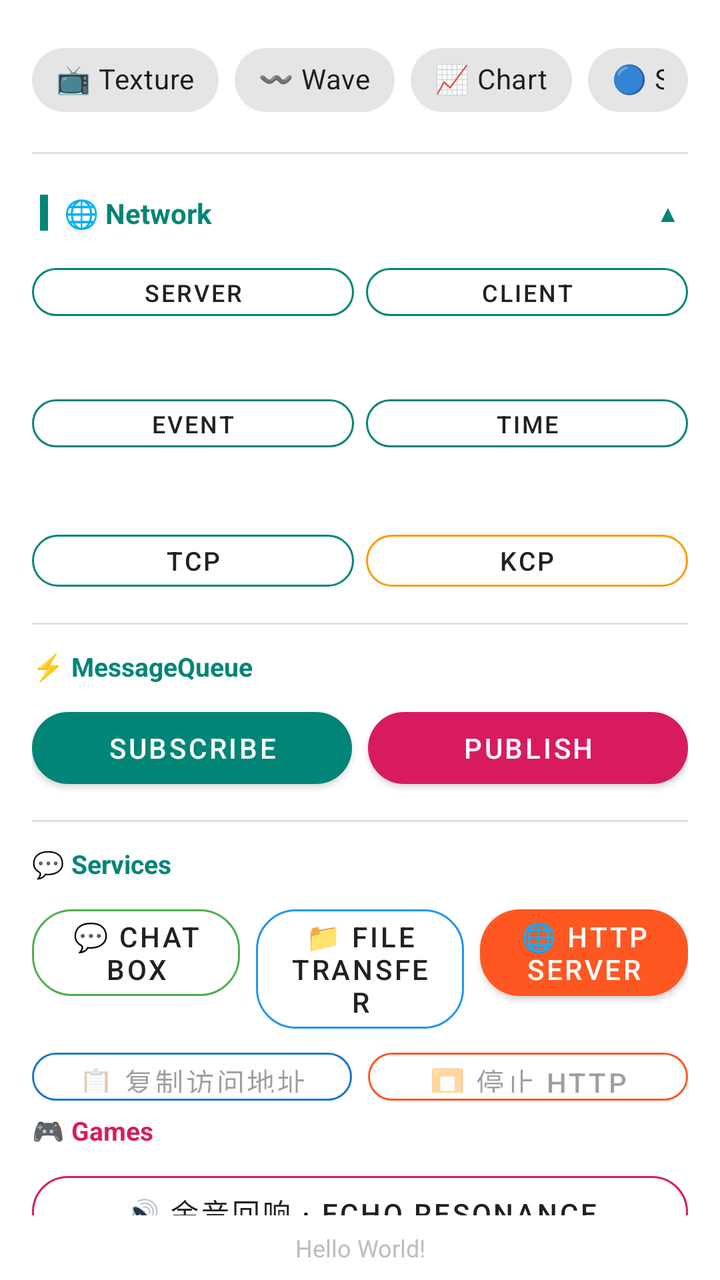
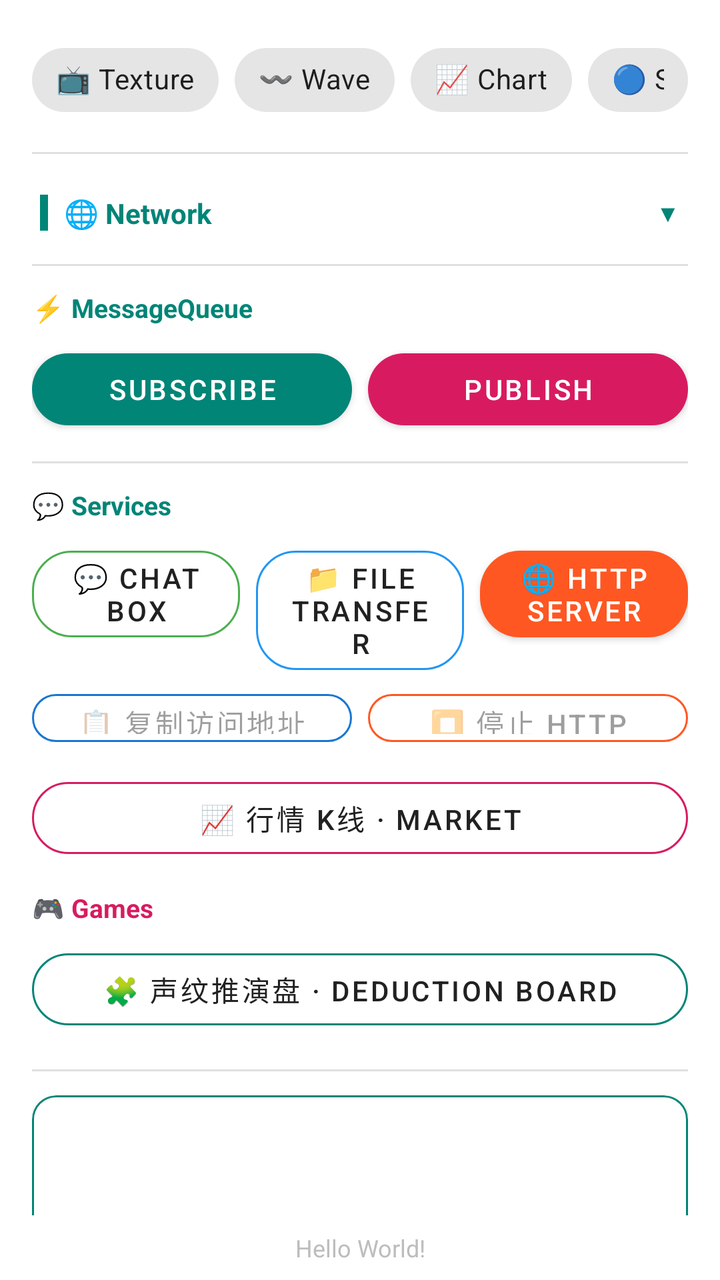

An Android layout rendered at two revisions. The XML below is the earlier revision; the diff shows what the commit changed to produce the second picture.
<!-- AndroidManifest.xml: activity theme Theme.MaterialComponents.DayNight.DarkActionBar -->
<!-- res/layout/activity_select.xml -->
<?xml version="1.0" encoding="utf-8"?>
<LinearLayout xmlns:android="http://schemas.android.com/apk/res/android"
    xmlns:app="http://schemas.android.com/apk/res-auto"
    xmlns:tools="http://schemas.android.com/tools"
    android:layout_width="match_parent"
    android:layout_height="match_parent"
    android:orientation="vertical">

    <ScrollView
        android:layout_width="match_parent"
        android:layout_height="0dp"
        android:layout_weight="1"
        android:fillViewport="true"
        android:scrollbars="none"
        tools:context=".activity.MainActivity"
        tools:ignore="MissingClass">

        <LinearLayout
            android:layout_width="match_parent"
            android:layout_height="wrap_content"
            android:orientation="vertical"
            android:padding="16dp">

            
            <LinearLayout
                android:layout_width="match_parent"
                android:layout_height="wrap_content"
                android:layout_marginBottom="12dp"
                android:gravity="center"
                android:orientation="horizontal">

                <com.google.android.material.chip.Chip
                    android:id="@+id/btn_texture"
                    style="@style/Widget.MaterialComponents.Chip.Action"
                    android:layout_width="wrap_content"
                    android:layout_height="wrap_content"
                    android:layout_marginEnd="8dp"
                    android:checkable="false"
                    android:clickable="true"
                    android:focusable="true"
                    android:text="@string/texture"
                    app:chipIconVisible="false"
                    app:rippleColor="@color/colorPrimary" />

                <com.google.android.material.chip.Chip
                    android:id="@+id/btn_wave"
                    style="@style/Widget.MaterialComponents.Chip.Action"
                    android:layout_width="wrap_content"
                    android:layout_height="wrap_content"
                    android:layout_marginEnd="8dp"
                    android:checkable="false"
                    android:clickable="true"
                    android:focusable="true"
                    android:text="@string/wave"
                    app:chipIconVisible="false"
                    app:rippleColor="@color/colorPrimary" />

                <com.google.android.material.chip.Chip
                    android:id="@+id/btn_chart"
                    style="@style/Widget.MaterialComponents.Chip.Action"
                    android:layout_width="wrap_content"
                    android:layout_height="wrap_content"
                    android:layout_marginEnd="8dp"
                    android:checkable="false"
                    android:clickable="true"
                    android:focusable="true"
                    android:text="@string/chart"
                    app:chipIconVisible="false"
                    app:rippleColor="@color/colorPrimary" />

                <com.google.android.material.chip.Chip
                    android:id="@+id/btn_bluetooth"
                    style="@style/Widget.MaterialComponents.Chip.Action"
                    android:layout_width="wrap_content"
                    android:layout_height="wrap_content"
                    android:checkable="false"
                    android:clickable="true"
                    android:focusable="true"
                    android:text="@string/bluetooth"
                    app:chipIconVisible="false"
                    app:rippleColor="@color/colorAccent" />
            </LinearLayout>

            
            <View
                android:layout_width="match_parent"
                android:layout_height="1dp"
                android:layout_marginBottom="12dp"
                android:background="#E0E0E0" />

            
            <LinearLayout
                android:id="@+id/network_header"
                android:layout_width="match_parent"
                android:layout_height="wrap_content"
                android:layout_marginBottom="4dp"
                android:gravity="center_vertical"
                android:orientation="horizontal"
                android:clickable="true"
                android:focusable="true"
                android:background="?android:attr/selectableItemBackground"
                android:paddingVertical="8dp"
                android:paddingHorizontal="4dp">

                <View
                    android:layout_width="4dp"
                    android:layout_height="18dp"
                    android:layout_marginEnd="8dp"
                    android:background="@color/colorPrimary" />

                <TextView
                    android:layout_width="0dp"
                    android:layout_height="wrap_content"
                    android:layout_weight="1"
                    android:text="@string/section_network"
                    android:textColor="@color/colorPrimary"
                    android:textSize="14sp"
                    android:textStyle="bold" />

                <TextView
                    android:id="@+id/network_arrow"
                    android:layout_width="wrap_content"
                    android:layout_height="wrap_content"
                    android:text="▲"
                    android:textColor="@color/colorPrimary"
                    android:textSize="12sp" />
            </LinearLayout>

            <LinearLayout
                android:id="@+id/network_content"
                android:layout_width="match_parent"
                android:layout_height="wrap_content"
                android:orientation="vertical"
                android:layout_marginBottom="8dp">

                
                <LinearLayout
                    android:layout_width="match_parent"
                    android:layout_height="wrap_content"
                    android:layout_marginBottom="4dp"
                    android:orientation="horizontal">

                    <com.google.android.material.button.MaterialButton
                        android:id="@+id/btn_server"
                        style="@style/Widget.MaterialComponents.Button.OutlinedButton"
                        android:layout_width="0dp"
                        android:layout_height="36dp"
                        android:layout_marginEnd="6dp"
                        android:layout_weight="1"
                        android:text="@string/server"
                        android:textSize="12sp"
                        android:paddingStart="8dp"
                        android:paddingEnd="8dp"
                        app:cornerRadius="18dp"
                        app:strokeColor="@color/colorPrimary"
                        app:strokeWidth="1dp" />

                    <com.google.android.material.button.MaterialButton
                        android:id="@+id/btn_client"
                        style="@style/Widget.MaterialComponents.Button.OutlinedButton"
                        android:layout_width="0dp"
                        android:layout_height="36dp"
                        android:layout_weight="1"
                        android:text="@string/client"
                        android:textSize="12sp"
                        android:paddingStart="8dp"
                        android:paddingEnd="8dp"
                        app:cornerRadius="18dp"
                        app:strokeColor="@color/colorPrimary"
                        app:strokeWidth="1dp" />
                </LinearLayout>

                
                <LinearLayout
                    android:layout_width="match_parent"
                    android:layout_height="wrap_content"
                    android:layout_marginBottom="12dp"
                    android:orientation="horizontal">

                    <TextView
                        android:id="@+id/txt_server"
                        android:layout_width="0dp"
                        android:layout_height="wrap_content"
                        android:layout_marginEnd="6dp"
                        android:layout_weight="1"
                        android:ellipsize="end"
                        android:gravity="center"
                        android:maxLines="1"
                        android:text="@string/dftHint"
                        android:textColor="#9E9E9E"
                        android:textSize="10sp" />

                    <TextView
                        android:id="@+id/txt_client"
                        android:layout_width="0dp"
                        android:layout_height="wrap_content"
                        android:layout_weight="1"
                        android:ellipsize="end"
                        android:gravity="center"
                        android:maxLines="1"
                        android:text="@string/dftHint"
                        android:textColor="#9E9E9E"
                        android:textSize="10sp" />
                </LinearLayout>

                
                <LinearLayout
                    android:layout_width="match_parent"
                    android:layout_height="wrap_content"
                    android:layout_marginBottom="4dp"
                    android:orientation="horizontal">

                    <com.google.android.material.button.MaterialButton
                        android:id="@+id/btn_event"
                        style="@style/Widget.MaterialComponents.Button.OutlinedButton"
                        android:layout_width="0dp"
                        android:layout_height="36dp"
                        android:layout_marginEnd="6dp"
                        android:layout_weight="1"
                        android:text="@string/event"
                        android:textSize="12sp"
                        android:paddingStart="8dp"
                        android:paddingEnd="8dp"
                        app:cornerRadius="18dp"
                        app:strokeColor="@color/colorPrimary"
                        app:strokeWidth="1dp" />

                    <com.google.android.material.button.MaterialButton
                        android:id="@+id/btn_time"
                        style="@style/Widget.MaterialComponents.Button.OutlinedButton"
                        android:layout_width="0dp"
                        android:layout_height="36dp"
                        android:layout_weight="1"
                        android:text="@string/time"
                        android:textSize="12sp"
                        android:paddingStart="8dp"
                        android:paddingEnd="8dp"
                        app:cornerRadius="18dp"
                        app:strokeColor="@color/colorPrimary"
                        app:strokeWidth="1dp" />
                </LinearLayout>

                
                <LinearLayout
                    android:layout_width="match_parent"
                    android:layout_height="wrap_content"
                    android:layout_marginBottom="12dp"
                    android:orientation="horizontal">

                    <TextView
                        android:id="@+id/txt_event"
                        android:layout_width="0dp"
                        android:layout_height="wrap_content"
                        android:layout_marginEnd="6dp"
                        android:layout_weight="1"
                        android:ellipsize="end"
                        android:gravity="center"
                        android:maxLines="1"
                        android:text="@string/dftHint"
                        android:textColor="#9E9E9E"
                        android:textSize="10sp" />

                    <TextView
                        android:id="@+id/txt_time"
                        android:layout_width="0dp"
                        android:layout_height="wrap_content"
                        android:layout_weight="1"
                        android:ellipsize="end"
                        android:gravity="center"
                        android:maxLines="1"
                        android:text="@string/dftHint"
                        android:textColor="#9E9E9E"
                        android:textSize="10sp" />
                </LinearLayout>

                
                <LinearLayout
                    android:layout_width="match_parent"
                    android:layout_height="wrap_content"
                    android:layout_marginTop="2dp"
                    android:orientation="horizontal">

                    <com.google.android.material.button.MaterialButton
                        android:id="@+id/btn_tcp"
                        style="@style/Widget.MaterialComponents.Button.OutlinedButton"
                        android:layout_width="0dp"
                        android:layout_height="38dp"
                        android:layout_marginEnd="6dp"
                        android:layout_weight="1"
                        android:text="@string/tcp"
                        android:textSize="13sp"
                        app:cornerRadius="20dp"
                        app:strokeColor="@color/colorPrimary"
                        app:strokeWidth="1dp" />

                    <com.google.android.material.button.MaterialButton
                        android:id="@+id/btn_ikcp"
                        style="@style/Widget.MaterialComponents.Button.OutlinedButton"
                        android:layout_width="0dp"
                        android:layout_height="38dp"
                        android:layout_weight="1"
                        android:text="@string/kcprun"
                        android:textSize="13sp"
                        app:cornerRadius="20dp"
                        app:strokeColor="#FF9800"
                        app:strokeWidth="1dp" />
                </LinearLayout>
            </LinearLayout>

            
            <View
                android:layout_width="match_parent"
                android:layout_height="1dp"
                android:layout_marginTop="4dp"
                android:layout_marginBottom="12dp"
                android:background="#E0E0E0" />

            
            <TextView
                android:layout_width="wrap_content"
                android:layout_height="wrap_content"
                android:layout_marginBottom="8dp"
                android:text="@string/section_advanced"
                android:textColor="@color/colorPrimary"
                android:textSize="13sp"
                android:textStyle="bold" />

            
            <LinearLayout
                android:layout_width="match_parent"
                android:layout_height="wrap_content"
                android:layout_marginBottom="8dp"
                android:orientation="horizontal">

                <com.google.android.material.button.MaterialButton
                    android:id="@+id/btn_subscribe"
                    style="@style/Widget.MaterialComponents.Button"
                    android:layout_width="0dp"
                    android:layout_height="wrap_content"
                    android:layout_marginEnd="8dp"
                    android:layout_weight="1"
                    android:text="@string/subscribe"
                    app:backgroundTint="@color/colorPrimary"
                    app:cornerRadius="20dp" />

                <com.google.android.material.button.MaterialButton
                    android:id="@+id/btn_publisher"
                    style="@style/Widget.MaterialComponents.Button"
                    android:layout_width="0dp"
                    android:layout_height="wrap_content"
                    android:layout_weight="1"
                    android:text="@string/publish"
                    app:backgroundTint="@color/colorAccent"
                    app:cornerRadius="20dp" />
            </LinearLayout>

            
            <View
                android:layout_width="match_parent"
                android:layout_height="1dp"
                android:layout_marginTop="4dp"
                android:layout_marginBottom="12dp"
                android:background="#E0E0E0" />

            
            <TextView
                android:layout_width="wrap_content"
                android:layout_height="wrap_content"
                android:layout_marginBottom="8dp"
                android:text="@string/section_files"
                android:textColor="@color/colorPrimary"
                android:textSize="13sp"
                android:textStyle="bold" />

            <LinearLayout
                android:layout_width="match_parent"
                android:layout_height="wrap_content"
                android:orientation="horizontal">

                <com.google.android.material.button.MaterialButton
                    android:id="@+id/btn_chat"
                    style="@style/Widget.MaterialComponents.Button.OutlinedButton"
                    android:layout_width="0dp"
                    android:layout_height="wrap_content"
                    android:layout_marginEnd="8dp"
                    android:layout_weight="1"
                    android:text="@string/chat"
                    app:cornerRadius="20dp"
                    app:strokeColor="#4CAF50" />

                <com.google.android.material.button.MaterialButton
                    android:id="@+id/btn_file_trans"
                    style="@style/Widget.MaterialComponents.Button.OutlinedButton"
                    android:layout_width="0dp"
                    android:layout_height="wrap_content"
                    android:layout_marginEnd="8dp"
                    android:layout_weight="1"
                    android:text="@string/file_trans"
                    app:cornerRadius="20dp"
                    app:strokeColor="#2196F3" />

                <com.google.android.material.button.MaterialButton
                    android:id="@+id/btn_http_server"
                    style="@style/Widget.MaterialComponents.Button"
                    android:layout_width="0dp"
                    android:layout_height="wrap_content"
                    android:layout_weight="1"
                    android:text="@string/http_server"
                    app:backgroundTint="#FF5722"
                    app:cornerRadius="20dp" />
            </LinearLayout>

            
            <LinearLayout
                android:layout_width="match_parent"
                android:layout_height="wrap_content"
                android:orientation="horizontal">

                <com.google.android.material.button.MaterialButton
                    android:id="@+id/btn_http_copy"
                    style="@style/Widget.MaterialComponents.Button.OutlinedButton"
                    android:layout_width="0dp"
                    android:layout_height="36dp"
                    android:layout_marginEnd="4dp"
                    android:layout_weight="1"
                    android:enabled="false"
                    android:text="@string/http_server_copy"
                    app:cornerRadius="20dp"
                    app:strokeColor="#1976D2" />

                <com.google.android.material.button.MaterialButton
                    android:id="@+id/btn_http_stop"
                    style="@style/Widget.MaterialComponents.Button.OutlinedButton"
                    android:layout_width="0dp"
                    android:layout_height="36dp"
                    android:layout_marginStart="4dp"
                    android:layout_weight="1"
                    android:enabled="false"
                    android:text="@string/http_server_stop"
                    app:cornerRadius="20dp"
                    app:strokeColor="#FF5722" />
            </LinearLayout>

            
            <TextView
                android:layout_width="wrap_content"
                android:layout_height="wrap_content"
                android:layout_marginBottom="8dp"
                android:text="@string/section_game"
                android:textColor="@color/colorAccent"
                android:textSize="13sp"
                android:textStyle="bold" />

            <com.google.android.material.button.MaterialButton
                android:id="@+id/btn_game"
                style="@style/Widget.MaterialComponents.Button.OutlinedButton"
                android:layout_width="match_parent"
                android:layout_height="wrap_content"
                android:layout_marginBottom="12dp"
                android:text="@string/echo_game"
                app:cornerRadius="20dp"
                app:strokeColor="@color/colorAccent"
                app:strokeWidth="1dp" />

            <com.google.android.material.button.MaterialButton
                android:id="@+id/btn_deduction"
                style="@style/Widget.MaterialComponents.Button.OutlinedButton"
                android:layout_width="match_parent"
                android:layout_height="wrap_content"
                android:layout_marginBottom="12dp"
                android:text="@string/deduction_board"
                app:cornerRadius="20dp"
                app:strokeColor="@color/colorPrimary"
                app:strokeWidth="1dp" />

            
            <View
                android:layout_width="match_parent"
                android:layout_height="1dp"
                android:layout_marginTop="4dp"
                android:layout_marginBottom="12dp"
                android:background="#E0E0E0" />

            
            <com.google.android.material.card.MaterialCardView
                android:layout_width="match_parent"
                android:layout_height="wrap_content"
                android:layout_marginBottom="16dp"
                app:cardElevation="2dp"
                app:cardCornerRadius="12dp"
                app:contentPadding="16dp"
                app:strokeWidth="1dp"
                app:strokeColor="@color/colorPrimary">

                <LinearLayout
                    android:layout_width="match_parent"
                    android:layout_height="wrap_content"
                    android:layout_marginTop="16dp"
                    android:orientation="vertical">

                    <TextView
                        android:id="@+id/txt_hint"
                        android:layout_width="match_parent"
                        android:layout_height="wrap_content"
                        android:gravity="center"
                        android:lineSpacingExtra="2dp"
                        android:paddingBottom="8dp"
                        android:text="@string/dftHint"
                        android:textColor="#9E9E9E"
                        android:textSize="12sp"
                        android:textStyle="italic"
                        tools:ignore="RtlHardcoded" />

                    <View
                        android:layout_width="match_parent"
                        android:layout_height="1dp"
                        android:layout_marginTop="4dp"
                        android:layout_marginBottom="4dp"
                        android:background="#E0E0E0" />

                    <TextView
                        android:id="@+id/txt_status"
                        android:layout_width="match_parent"
                        android:layout_height="wrap_content"
                        android:gravity="center"
                        android:layout_marginTop="4dp"
                        android:lineSpacingExtra="4dp"
                        android:text="@string/dftHint"
                        android:textColor="#37474F"
                        android:textSize="14sp"
                        android:textStyle="bold"
                        tools:ignore="RtlHardcoded" />
                </LinearLayout>
            </com.google.android.material.card.MaterialCardView>

        </LinearLayout>

    </ScrollView>

    
    <TextView
        android:id="@+id/sample_text"
        android:layout_width="match_parent"
        android:layout_height="wrap_content"
        android:gravity="center"
        android:paddingTop="8dp"
        android:paddingBottom="8dp"
        android:text="@string/hello_world"
        android:textColor="#BDBDBD"
        android:textSize="12sp" />

</LinearLayout>
<!-- resources referenced by this layout -->
<resources>
  <color name="colorAccent">#D81B60</color>
  <color name="colorPrimary">#008577</color>
  <string name="bluetooth">🔵 Serial</string>
  <string name="chart">📈 Chart</string>
  <string name="chat">💬 Chat Box</string>
  <string name="client">client</string>
  <string name="deduction_board">🧩 声纹推演盘 · Deduction Board</string>
  <string name="dftHint">" "</string>
  <string name="echo_game">🔊 余音回响 · Echo Resonance</string>
  <string name="event">event</string>
  <string name="file_trans">📁 File Transfer</string>
  <string name="hello_world">Hello World!</string>
  <string name="http_server">🌐 HTTP Server</string>
  <string name="http_server_copy">📋 复制访问地址</string>
  <string name="http_server_stop">⏹ 停止 HTTP</string>
  <string name="kcprun">Kcp</string>
  <string name="publish">Publish</string>
  <string name="section_advanced">⚡ MessageQueue</string>
  <string name="section_files">💬 Services</string>
  <string name="section_game">🎮 Games</string>
  <string name="section_network">🌐 Network</string>
  <string name="server">server</string>
  <string name="subscribe">Subscribe</string>
  <string name="tcp">TCP</string>
  <string name="texture">📺 Texture</string>
  <string name="time">time</string>
  <string name="wave">〰️ Wave</string>
</resources>

<!-- the commit's change to res/layout/activity_select.xml (unified diff, before → after) -->
@@ -121,15 +121,17 @@
                     android:id="@+id/network_arrow"
                     android:layout_width="wrap_content"
                     android:layout_height="wrap_content"
-                    android:text="▲"
+                    android:text="▼"
                     android:textColor="@color/colorPrimary"
                     android:textSize="12sp" />
             </LinearLayout>
 
+            
             <LinearLayout
                 android:id="@+id/network_content"
                 android:layout_width="match_parent"
                 android:layout_height="wrap_content"
+                android:visibility="gone"
                 android:orientation="vertical"
                 android:layout_marginBottom="8dp">
 
@@ -442,6 +444,19 @@
             </LinearLayout>
 
             
+            <com.google.android.material.button.MaterialButton
+                android:id="@+id/btn_market"
+                style="@style/Widget.MaterialComponents.Button.OutlinedButton"
+                android:layout_width="match_parent"
+                android:layout_height="wrap_content"
+                android:layout_marginTop="8dp"
+                android:layout_marginBottom="12dp"
+                android:text="@string/market_quote"
+                app:cornerRadius="20dp"
+                app:strokeColor="@color/colorAccent"
+                app:strokeWidth="1dp" />
+
+            
             <TextView
                 android:layout_width="wrap_content"
                 android:layout_height="wrap_content"
@@ -450,17 +465,6 @@
                 android:textColor="@color/colorAccent"
                 android:textSize="13sp"
                 android:textStyle="bold" />
-
-            <com.google.android.material.button.MaterialButton
-                android:id="@+id/btn_game"
-                style="@style/Widget.MaterialComponents.Button.OutlinedButton"
-                android:layout_width="match_parent"
-                android:layout_height="wrap_content"
-                android:layout_marginBottom="12dp"
-                android:text="@string/echo_game"
-                app:cornerRadius="20dp"
-                app:strokeColor="@color/colorAccent"
-                app:strokeWidth="1dp" />
 
             <com.google.android.material.button.MaterialButton
                 android:id="@+id/btn_deduction"
@@ -506,7 +510,7 @@
                         android:lineSpacingExtra="2dp"
                         android:paddingBottom="8dp"
                         android:text="@string/dftHint"
-                        android:textColor="#9E9E9E"
+                        android:textColor="@color/hint_text"
                         android:textSize="12sp"
                         android:textStyle="italic"
                         tools:ignore="RtlHardcoded" />
@@ -516,7 +520,7 @@
                         android:layout_height="1dp"
                         android:layout_marginTop="4dp"
                         android:layout_marginBottom="4dp"
-                        android:background="#E0E0E0" />
+                        android:background="@color/card_divider" />
 
                     <TextView
                         android:id="@+id/txt_status"
@@ -526,7 +530,7 @@
                         android:layout_marginTop="4dp"
                         android:lineSpacingExtra="4dp"
                         android:text="@string/dftHint"
-                        android:textColor="#37474F"
+                        android:textColor="@color/status_text"
                         android:textSize="14sp"
                         android:textStyle="bold"
                         tools:ignore="RtlHardcoded" />
<!-- resource entries referenced after the edit -->
@@ -1,14 +1,16 @@
 <!-- resources referenced by this layout -->
 <resources>
+  <color name="card_divider">#B0BEC5</color>
   <color name="colorAccent">#D81B60</color>
   <color name="colorPrimary">#008577</color>
+  <color name="hint_text">#546E7A</color>
+  <color name="status_text">#00796B</color>
   <string name="bluetooth">🔵 Serial</string>
   <string name="chart">📈 Chart</string>
   <string name="chat">💬 Chat Box</string>
   <string name="client">client</string>
   <string name="deduction_board">🧩 声纹推演盘 · Deduction Board</string>
   <string name="dftHint">" "</string>
-  <string name="echo_game">🔊 余音回响 · Echo Resonance</string>
   <string name="event">event</string>
   <string name="file_trans">📁 File Transfer</string>
   <string name="hello_world">Hello World!</string>
@@ -16,6 +18,7 @@
   <string name="http_server_copy">📋 复制访问地址</string>
   <string name="http_server_stop">⏹ 停止 HTTP</string>
   <string name="kcprun">Kcp</string>
+  <string name="market_quote">📈 行情 K线 · Market</string>
   <string name="publish">Publish</string>
   <string name="section_advanced">⚡ MessageQueue</string>
   <string name="section_files">💬 Services</string>
